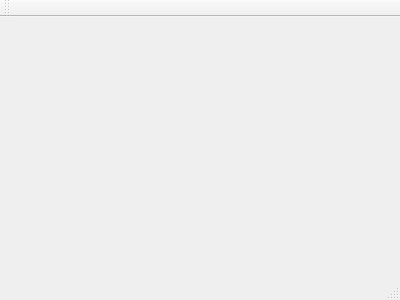
This is DBVerify/mainwindow.ui in FMX/qt-gui as Qt 5 draws it before an edit. The edited form follows.
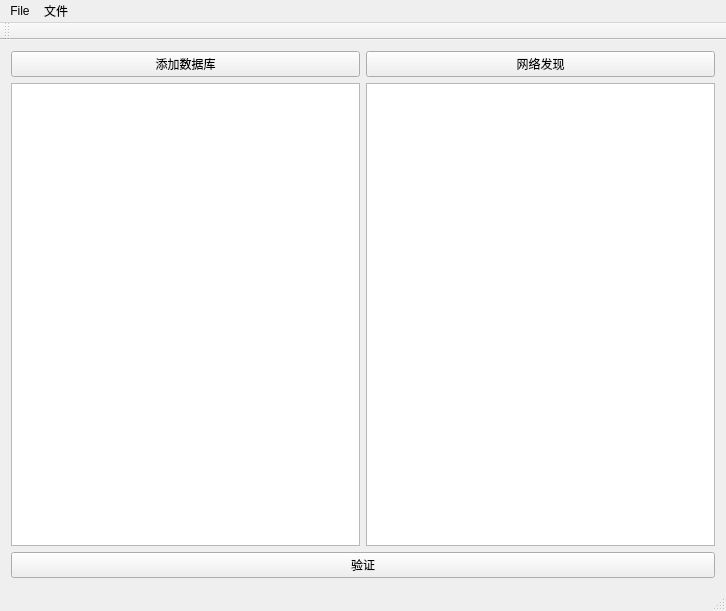
This is the edited form.

Diff of the .ui file:
```diff
--- a/DBVerify/mainwindow.ui
+++ b/DBVerify/mainwindow.ui
@@ -1,24 +1,107 @@
 <ui version="4.0">
  <class>MainWindow</class>
- <widget class="QMainWindow" name="MainWindow" >
-  <property name="geometry" >
+ <widget class="QMainWindow" name="MainWindow">
+  <property name="geometry">
    <rect>
     <x>0</x>
     <y>0</y>
-    <width>400</width>
-    <height>300</height>
+    <width>726</width>
+    <height>611</height>
    </rect>
   </property>
   <property name="windowTitle" >
    <string>MainWindow</string>
   </property>
-  <widget class="QMenuBar" name="menuBar" />
-  <widget class="QToolBar" name="mainToolBar" />
-  <widget class="QWidget" name="centralWidget" />
-  <widget class="QStatusBar" name="statusBar" />
+  <widget class="QWidget" name="centralWidget">
+   <layout class="QGridLayout" name="gridLayout">
+    <item row="0" column="0">
+     <layout class="QVBoxLayout" name="verticalLayout">
+      <item>
+       <layout class="QHBoxLayout" name="horizontalLayout">
+        <item>
+         <widget class="QPushButton" name="btnAddDbitem">
+          <property name="text">
+           <string>添加数据库</string>
+          </property>
+         </widget>
+        </item>
+        <item>
+         <widget class="QPushButton" name="btnNetdet">
+          <property name="text">
+           <string>网络发现</string>
+          </property>
+         </widget>
+        </item>
+       </layout>
+      </item>
+      <item>
+       <layout class="QHBoxLayout" name="horizontalLayout_2">
+        <item>
+         <widget class="QTableView" name="tbvDbitems"/>
+        </item>
+        <item>
+         <widget class="QTableView" name="tbvLeaks"/>
+        </item>
+       </layout>
+      </item>
+      <item>
+       <widget class="QPushButton" name="btnVerify">
+        <property name="text">
+         <string>验证</string>
+        </property>
+       </widget>
+      </item>
+     </layout>
+    </item>
+   </layout>
+  </widget>
+  <widget class="QMenuBar" name="menuBar">
+   <property name="geometry">
+    <rect>
+     <x>0</x>
+     <y>0</y>
+     <width>726</width>
+     <height>22</height>
+    </rect>
+   </property>
+   <property name="autoFillBackground">
+    <bool>true</bool>
+   </property>
+   <widget class="QMenu" name="menuTr">
+    <property name="title">
+     <string>File</string>
+    </property>
+   </widget>
+   <widget class="QMenu" name="menuBBB">
+    <property name="title">
+     <string>文件</string>
+    </property>
+    <addaction name="actQuit"/>
+   </widget>
+   <addaction name="menuTr"/>
+   <addaction name="menuBBB"/>
+  </widget>
+  <widget class="QToolBar" name="mainToolBar">
+   <attribute name="toolBarArea">
+    <enum>TopToolBarArea</enum>
+   </attribute>
+   <attribute name="toolBarBreak">
+    <bool>false</bool>
+   </attribute>
+  </widget>
+  <widget class="QStatusBar" name="statusBar"/>
+  <action name="actionAAA">
+   <property name="text">
+    <string>AAA</string>
+   </property>
+  </action>
+  <action name="actQuit">
+   <property name="text">
+    <string>退出</string>
+   </property>
+  </action>
  </widget>
- <layoutDefault spacing="6" margin="11" />
- <pixmapfunction></pixmapfunction>
+ <layoutdefault spacing="6" margin="11"/>
  <resources/>
  <connections/>
 </ui>
```
Left out of the diff: 5 changed lines with no effect on the pictures.
